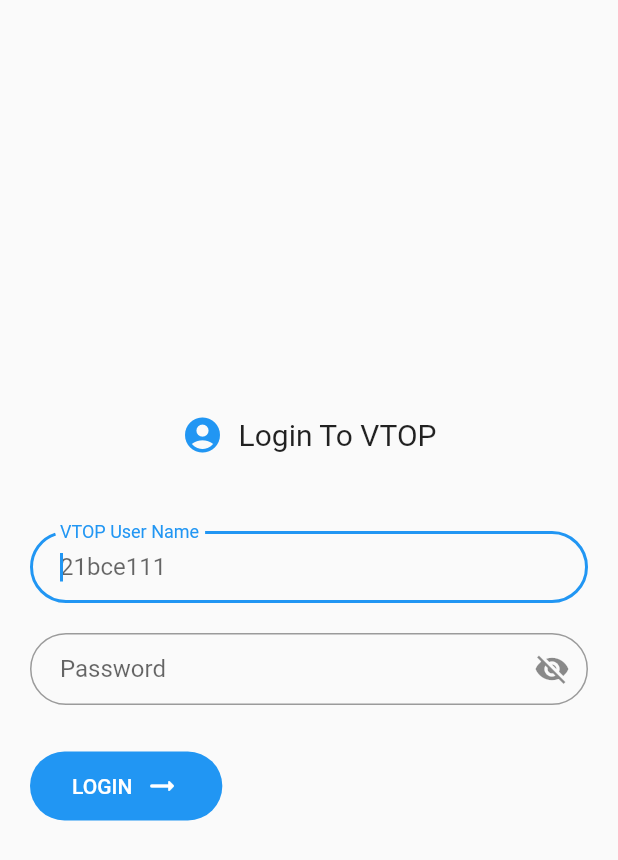
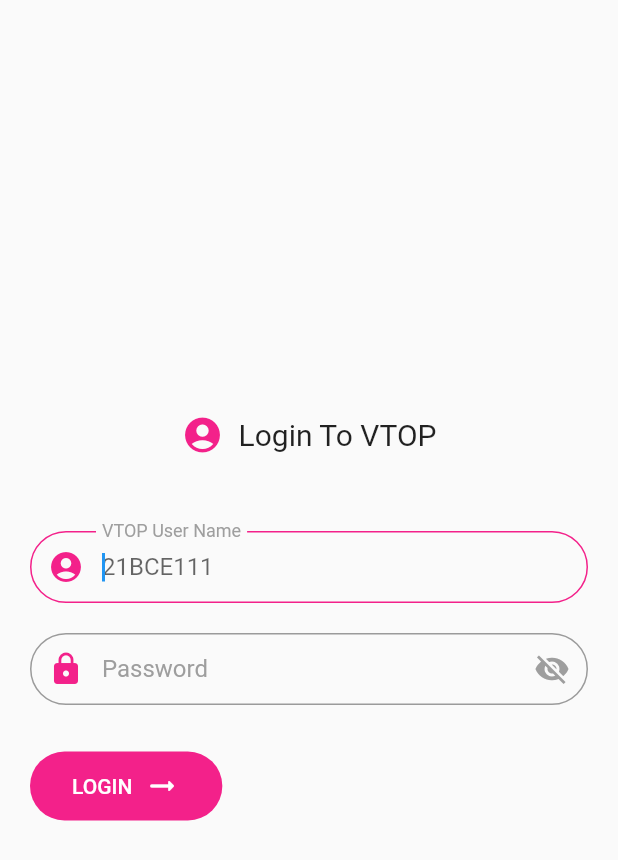
Before and after one commit to Sarath191181208/vtop_app, a Flutter app: the screen it shows after launch, on a phone screen of 412 x 824 dp. Shown: the top 860 px of the screen. Run offline on Flutter 3.47's test engine with Material 2 defaults, Android fonts, the phone set to English and light mode, and no system bars.

Commit message:
theme changes

```diff
--- a/lib/main.dart
+++ b/lib/main.dart
@@ -14,8 +14,11 @@ class MyApp extends StatelessWidget {
     return MaterialApp(
       title: 'Flutter Demo',
       theme: ThemeData(
-        primarySwatch: Colors.blue,
-        primaryColor: Colors.blue,
+        primaryColor: Color.fromARGB(255, 243, 33, 138),
+        progressIndicatorTheme: const ProgressIndicatorThemeData(
+          color: Color.fromARGB(255, 243, 33, 138),
+          circularTrackColor: Color.fromARGB(255, 205, 205, 205),
+        ),
       ),
       initialRoute: '/login',
       onGenerateRoute: RouteGenerator.generateRoute,
--- a/lib/pages/login_page.dart
+++ b/lib/pages/login_page.dart
@@ -225,10 +225,24 @@ class _LoginFormState extends State<LoginForm> {
       controller: widget.emailController,
       validator: _checkValidEmail,
       decoration: InputDecoration(
-        hintText: "21bce111",
+        hintText: "21BCE111",
         labelText: "VTOP User Name",
+        labelStyle: const TextStyle(
+          color: Colors.grey,
+        ),
+        prefixIcon: Icon(
+          Icons.account_circle,
+          color: Theme.of(context).primaryColor,
+        ),
+        // change the focus border color
+        focusedBorder: OutlineInputBorder(
+          borderRadius: BorderRadius.circular(32.0),
+          borderSide: BorderSide(color: Theme.of(context).primaryColor),
+        ),
+        border: OutlineInputBorder(
+          borderRadius: BorderRadius.circular(32.0),
+        ),
         contentPadding: const EdgeInsets.fromLTRB(20.0, 10.0, 20.0, 10.0),
-        border: OutlineInputBorder(borderRadius: BorderRadius.circular(32.0)),
       ),
       autofocus: true,
     );
@@ -241,7 +255,18 @@ class _LoginFormState extends State<LoginForm> {
       decoration: InputDecoration(
           hintText: "password",
           labelText: "Password",
+          labelStyle: const TextStyle(
+            color: Colors.grey,
+          ),
+          prefixIcon: Icon(
+            Icons.lock,
+            color: Theme.of(context).primaryColor,
+          ),
           contentPadding: const EdgeInsets.fromLTRB(20.0, 10.0, 20.0, 10.0),
+          focusedBorder: OutlineInputBorder(
+            borderRadius: BorderRadius.circular(32.0),
+            borderSide: BorderSide(color: Theme.of(context).primaryColor),
+          ),
           border: OutlineInputBorder(borderRadius: BorderRadius.circular(32.0)),
           suffixIcon: IconButton(
               onPressed: () {
@@ -251,6 +276,9 @@ class _LoginFormState extends State<LoginForm> {
               },
               icon: Icon(
                 _showPassword ? Icons.visibility : Icons.visibility_off,
+                color: _showPassword
+                    ? Theme.of(context).primaryColor
+                    : Colors.grey,
               ))),
       autofocus: true,
     );
```
Also changed, not shown: lib/pages/student_details.dart (+16 -22 lines), lib/pages/student_details_pages/time_table_page.dart (+11 -3 lines).
